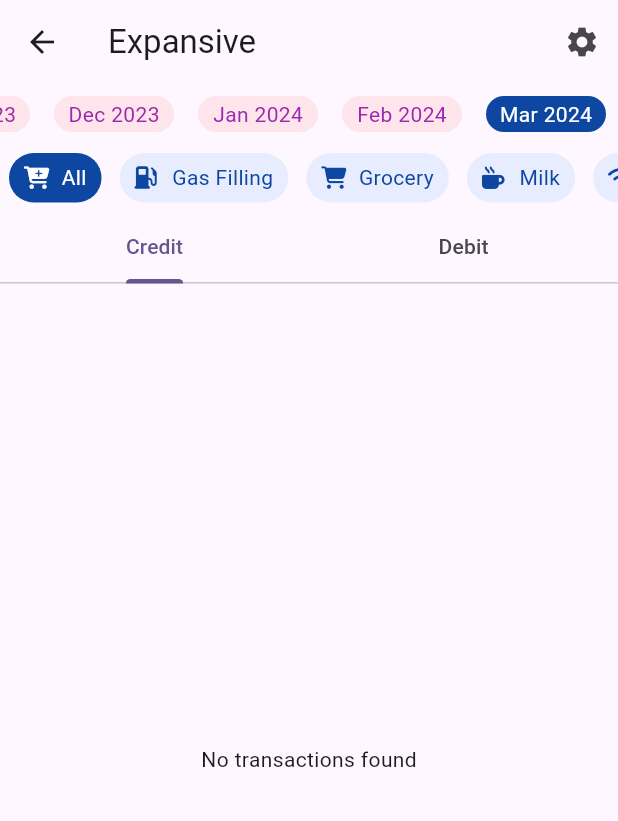
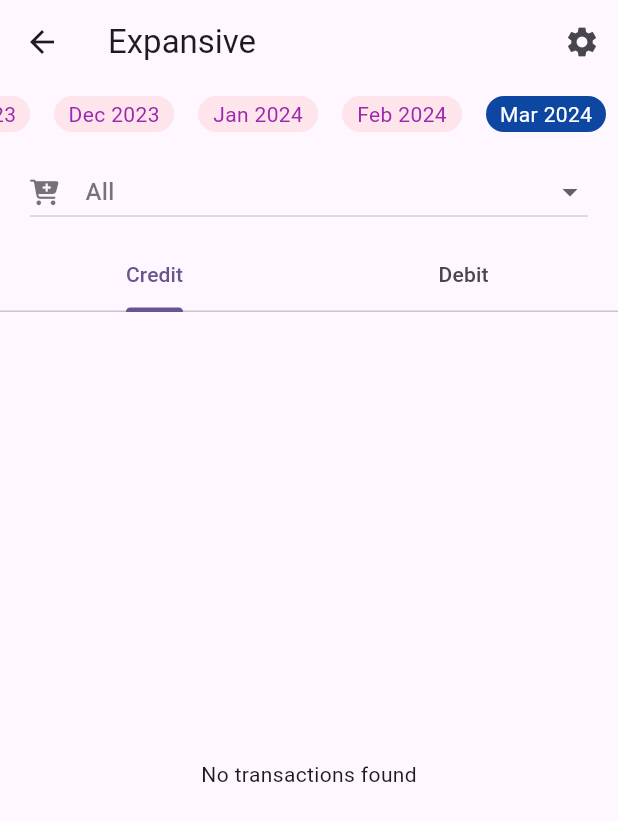
Before and after one commit to tsering-hub/coffeeapp, a Flutter app: the TransactionScreen screen opened directly, on a phone screen of 412 x 824 dp. Shown: the top 821 px of the screen. Run offline on Flutter 3.47's test engine with Material 3 defaults, Android fonts, the phone set to English and light mode, and no system bars; our stand-ins replace cloud_firestore, firebase_auth, firebase_core, font_awesome_flutter; accounts and stored records are empty.

Commit message:
dropdown category added in transaction screen

```diff
--- a/lib/screens/change_password_screen.dart
+++ b/lib/screens/change_password_screen.dart
@@ -46,10 +46,7 @@ class _ChangePasswordScreenState extends State<ChangePasswordScreen> {
           icon: Icon(Icons.arrow_back),
           color: Colors.white,
           onPressed: () {
-            Navigator.pushReplacement(
-              context,
-              MaterialPageRoute(builder: (context) => Dashboard()),
-            );
+            Navigator.pop(context);
           },
         ),
         title: Text(
--- a/lib/screens/transaction_screen.dart
+++ b/lib/screens/transaction_screen.dart
@@ -1,7 +1,9 @@
 import 'package:coffeeapp/screens/change_password_screen.dart';
+import 'package:coffeeapp/widgets/category_dropdown.dart';
 import 'package:coffeeapp/widgets/category_list.dart';
 import 'package:coffeeapp/widgets/tab_bar_view.dart';
 import 'package:coffeeapp/widgets/time_line_month.dart';
+import 'package:coffeeapp/widgets/transaction_category_dropdown.dart';
 import 'package:flutter/foundation.dart';
 import 'package:flutter/material.dart';
 import 'package:intl/intl.dart';
@@ -30,7 +32,7 @@ class _TransactionScreenState extends State<TransactionScreen> {
   }
 
   openChangePassword() {
-    Navigator.pushReplacement(
+    Navigator.push(
       context,
       MaterialPageRoute(builder: (context) => ChangePasswordScreen()),
     );
@@ -60,14 +62,29 @@ class _TransactionScreenState extends State<TransactionScreen> {
               }
             },
           ),
-          CategoryList(
+          // CategoryList(
+          //   onChanged: (String? value) {
+          //     if (value != null) {
+          //       setState(() {
+          //         category = value;
+          //       });
+          //     }
+          //   },
+          // ),
+          Padding(
+            padding:
+                const EdgeInsets.symmetric(vertical: 8.0, horizontal: 20.0),
+            child: TransactionCategoryDropDown(
+                cattype: category,
                 onChanged: (String? value) {
+                  setState(() {
                     if (value != null) {
                       setState(() {
                         category = value;
                       });
                     }
-            },
+                  });
+                }),
           ),
           TypeTabBar(
             category: category,
--- /dev/null
+++ b/lib/widgets/transaction_category_dropdown.dart
@@ -0,0 +1,65 @@
+import 'package:coffeeapp/utils/icons_list.dart';
+import 'package:flutter/material.dart';
+import 'package:font_awesome_flutter/font_awesome_flutter.dart';
+
+class TransactionCategoryDropDown extends StatefulWidget {
+  TransactionCategoryDropDown(
+      {super.key, this.cattype, required this.onChanged});
+
+  final String? cattype;
+  final ValueChanged<String?> onChanged;
+
+  @override
+  State<TransactionCategoryDropDown> createState() =>
+      _TransactionCategoryDropDownState();
+}
+
+class _TransactionCategoryDropDownState
+    extends State<TransactionCategoryDropDown> {
+  var appIcons = AppIcons();
+  List<Map<String, dynamic>> categorylist = [];
+
+  var addCat = {
+    "name": "All",
+    "icon": FontAwesomeIcons.cartPlus,
+  };
+
+  @override
+  void initState() {
+    // TODO: implement initState
+    super.initState();
+    setState(() {
+      categorylist = appIcons.homeExpemseCategories;
+      categorylist.insert(0, addCat);
+    });
+  }
+
+  @override
+  Widget build(BuildContext context) {
+    return DropdownButton<String>(
+        value: widget.cattype,
+        isExpanded: true,
+        hint: Text("Select Category"),
+        items: categorylist
+            .map((e) => DropdownMenuItem<String>(
+                value: e['name'],
+                child: Row(
+                  children: [
+                    Icon(
+                      e['icon'],
+                      color: Colors.black54,
+                      size: 17,
+                    ),
+                    SizedBox(
+                      width: 20,
+                    ),
+                    Text(
+                      e['name'],
+                      style: TextStyle(color: Colors.black54),
+                    ),
+                  ],
+                )))
+            .toList(),
+        onChanged: widget.onChanged);
+  }
+}
```
Lines whose indentation alone changed are shown as unchanged.
